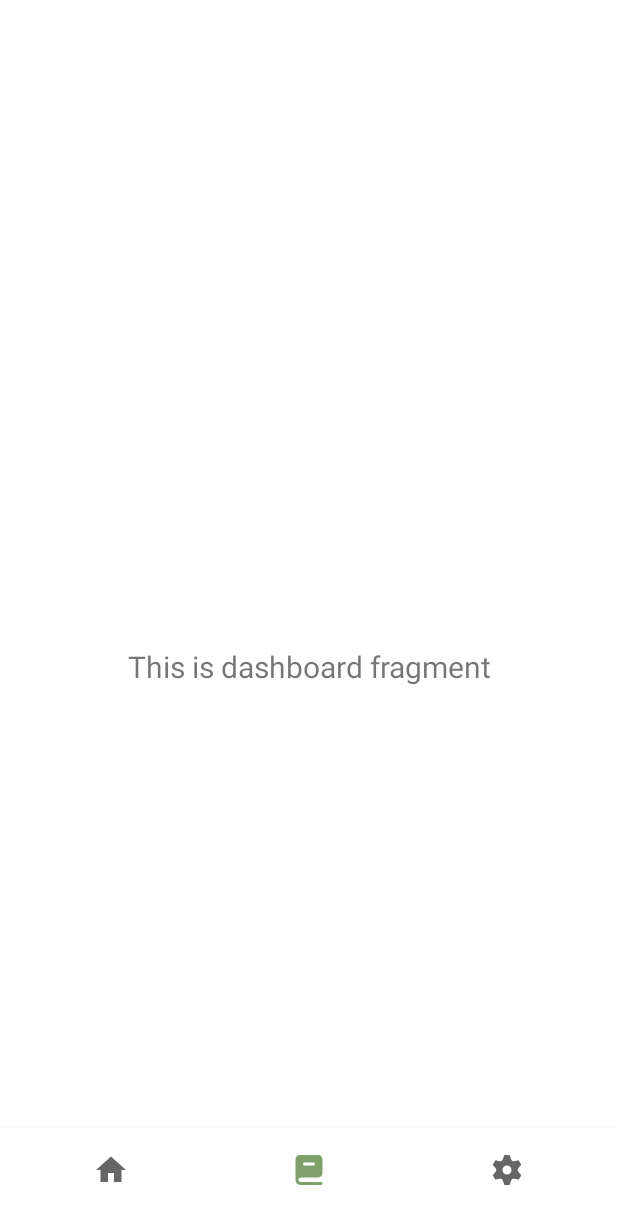
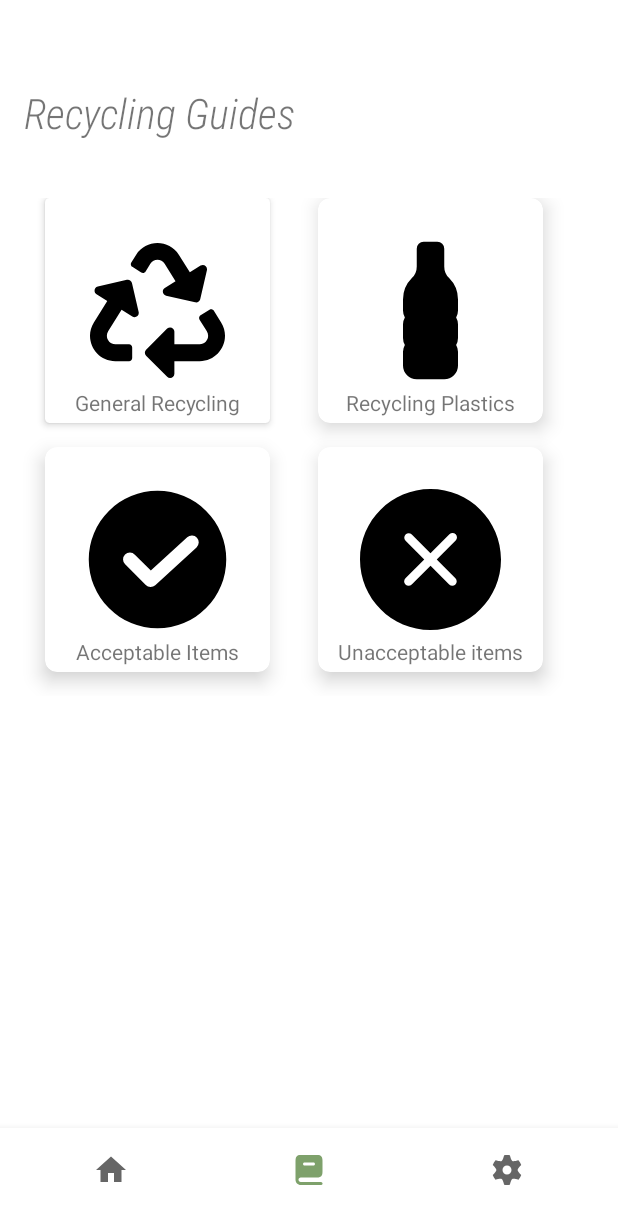
Before and after one commit to ViSadhu/SustainAppFinalProject, an Android app: the GuidesFragment screen opened through its navigation route, on a phone screen of 412 x 824 dp. Shown: the top 1224 px of the screen. Run offline under Robolectric (Android 15) with nearby library versions, the phone set to English and light mode, and no system bars; our stand-ins replace navigation-ui; 1 statement that could not run was skipped.

Commit message:
Guide Fragment Finished

```diff
--- a/app/build.gradle.kts
+++ b/app/build.gradle.kts
@@ -44,6 +44,7 @@ dependencies {
     implementation(libs.navigation.fragment)
     implementation(libs.navigation.ui)
     implementation(libs.activity)
+    implementation(libs.gridlayout)
     testImplementation(libs.junit)
     androidTestImplementation(libs.ext.junit)
     androidTestImplementation(libs.espresso.core)
--- a/app/src/main/java/com/example/vihang/ui/dashboard/DashboardViewModel.java
+++ /dev/null
@@ -1,19 +0,0 @@
-package com.example.vihang.ui.dashboard;
-
-import androidx.lifecycle.LiveData;
-import androidx.lifecycle.MutableLiveData;
-import androidx.lifecycle.ViewModel;
-
-public class DashboardViewModel extends ViewModel {
-
-    private final MutableLiveData<String> mText;
-
-    public DashboardViewModel() {
-        mText = new MutableLiveData<>();
-        mText.setValue("This is dashboard fragment");
-    }
-
-    public LiveData<String> getText() {
-        return mText;
-    }
-}
--- a/app/src/main/java/com/example/vihang/ui/dashboard/DashboardFragment.java
+++ b/app/src/main/java/com/example/vihang/ui/dashboard/GuidesFragment.java
@@ -10,22 +10,18 @@ import androidx.annotation.NonNull;
 import androidx.fragment.app.Fragment;
 import androidx.lifecycle.ViewModelProvider;
 
-import com.example.vihang.databinding.FragmentDashboardBinding;
+import com.example.vihang.databinding.FragmentGuidesBinding;
 
-public class DashboardFragment extends Fragment {
+public class GuidesFragment extends Fragment {
 
-    private FragmentDashboardBinding binding;
+    private FragmentGuidesBinding binding;
 
     public View onCreateView(@NonNull LayoutInflater inflater,
                              ViewGroup container, Bundle savedInstanceState) {
-        DashboardViewModel dashboardViewModel =
-                new ViewModelProvider(this).get(DashboardViewModel.class);
 
-        binding = FragmentDashboardBinding.inflate(inflater, container, false);
+        binding = FragmentGuidesBinding.inflate(inflater, container, false);
         View root = binding.getRoot();
 
-        final TextView textView = binding.textDashboard;
-        dashboardViewModel.getText().observe(getViewLifecycleOwner(), textView::setText);
         return root;
     }
 
--- /dev/null
+++ b/app/src/main/res/drawable/cross_circle_svgrepo_com.xml
@@ -0,0 +1,12 @@
+<vector xmlns:android="http://schemas.android.com/apk/res/android"
+    android:width="800dp"
+    android:height="800dp"
+    android:viewportWidth="32"
+    android:viewportHeight="32">
+  <path
+      android:pathData="M21.657,20.24C22.048,20.63 22.048,21.27 21.657,21.66C21.267,22.05 20.633,22.05 20.242,21.66L16.006,17.42L11.74,21.69C11.346,22.08 10.708,22.08 10.314,21.69C9.921,21.29 9.921,20.65 10.314,20.26L14.58,15.99L10.344,11.76C9.953,11.37 9.953,10.73 10.344,10.34C10.733,9.95 11.367,9.95 11.758,10.34L15.994,14.58L20.292,10.28C20.686,9.89 21.323,9.89 21.717,10.28C22.11,10.68 22.11,11.31 21.717,11.71L17.42,16.01L21.657,20.24L21.657,20.24ZM16,0C7.163,0 0,7.16 0,16C0,24.84 7.163,32 16,32C24.837,32 32,24.84 32,16C32,7.16 24.837,0 16,0L16,0Z"
+      android:strokeWidth="1"
+      android:fillColor="#000000"
+      android:fillType="evenOdd"
+      android:strokeColor="#00000000"/>
+</vector>
--- /dev/null
+++ b/app/src/main/res/drawable/plastic_bottle_2_svgrepo_com.xml
@@ -0,0 +1,9 @@
+<vector xmlns:android="http://schemas.android.com/apk/res/android"
+    android:width="800dp"
+    android:height="800dp"
+    android:viewportWidth="24"
+    android:viewportHeight="24">
+  <path
+      android:pathData="M16,10.41a4.42,4.42 0,0 0,-1.29 -3.12A2.37,2.37 0,0 1,14 5.59V3a1,1 0,0 0,-1 -1H11a1,1 0,0 0,-1 1V5.59a2.37,2.37 0,0 1,-0.71 1.7A4.42,4.42 0,0 0,8 10.41V12a2,2 0,0 0,0.27 1A2,2 0,0 0,8 14v2a2,2 0,0 0,0.27 1A2,2 0,0 0,8 18v2a2,2 0,0 0,2 2h4a2,2 0,0 0,2 -2V18a2,2 0,0 0,-0.27 -1A2,2 0,0 0,16 16V14a2,2 0,0 0,-0.27 -1A2,2 0,0 0,16 12Z"
+      android:fillColor="#000000"/>
+</vector>
--- /dev/null
+++ b/app/src/main/res/drawable/recycle_svgrepo_com.xml
@@ -0,0 +1,9 @@
+<vector xmlns:android="http://schemas.android.com/apk/res/android"
+    android:width="800dp"
+    android:height="800dp"
+    android:viewportWidth="512"
+    android:viewportHeight="512">
+  <path
+      android:pathData="M184.56,261.9c3.23,14 -12.12,24.64 -24.07,17.17l-40.74,-25.45 -50.87,81.4C55.61,356.27 70.96,384 96.01,384L148,384c6.63,0 12,5.37 12,12v40c0,6.63 -5.37,12 -12,12L96.11,448c-75.33,0 -121.3,-83.05 -81.41,-146.88l50.82,-81.39 -40.72,-25.45c-12.08,-7.55 -8.97,-25.96 4.88,-29.16l110.24,-25.45c8.61,-1.99 17.2,3.38 19.19,11.99l25.45,110.24zM283.12,78.99l41.29,66.08 -40.74,25.46c-12.05,7.53 -9,25.95 4.88,29.16l110.24,25.45c8.67,2 17.22,-3.44 19.19,-11.99l25.45,-110.24c3.2,-13.84 -11.99,-24.72 -24.07,-17.17l-40.69,25.42 -41.26,-66.08c-37.52,-60.03 -125.21,-60.17 -162.82,0l-17.96,28.77c-3.51,5.62 -1.8,13.02 3.82,16.53l33.92,21.19c5.62,3.51 13.02,1.8 16.54,-3.82l17.96,-28.74c12.71,-20.34 41.97,-19.68 54.26,-0.02zM497.29,301.12l-27.51,-44.06c-3.51,-5.62 -10.92,-7.33 -16.54,-3.82l-33.86,21.16c-5.62,3.51 -7.33,10.91 -3.82,16.54l27.56,44.11c13.26,21.21 -2.06,48.96 -27.14,48.96L320,384L320,336.02c0,-14.21 -17.24,-21.38 -27.31,-11.31l-80,79.98c-6.25,6.25 -6.25,16.38 0,22.63l80,79.99C302.69,517.31 320,510.3 320,495.99L320,448h95.88c75.27,0 121.33,-83 81.41,-146.88z"
+      android:fillColor="#000000"/>
+</vector>
--- /dev/null
+++ b/app/src/main/res/drawable/tick_circle_svgrepo_com.xml
@@ -0,0 +1,9 @@
+<vector xmlns:android="http://schemas.android.com/apk/res/android"
+    android:width="800dp"
+    android:height="800dp"
+    android:viewportWidth="24"
+    android:viewportHeight="24">
+  <path
+      android:pathData="M12,2A10,10 0,1 0,22 12,10 10,0 0,0 12,2ZM17.676,10.237 L11.676,15.737a1,1 0,0 1,-1.383 -0.03l-3,-3a1,1 0,1 1,1.414 -1.414l2.323,2.323 5.294,-4.853a1,1 0,1 1,1.352 1.474Z"
+      android:fillColor="#000000"/>
+</vector>
--- a/app/src/main/res/layout/fragment_dashboard.xml
+++ /dev/null
@@ -1,22 +0,0 @@
-<?xml version="1.0" encoding="utf-8"?>
-<androidx.constraintlayout.widget.ConstraintLayout xmlns:android="http://schemas.android.com/apk/res/android"
-    xmlns:app="http://schemas.android.com/apk/res-auto"
-    xmlns:tools="http://schemas.android.com/tools"
-    android:layout_width="match_parent"
-    android:layout_height="match_parent"
-    tools:context=".ui.dashboard.DashboardFragment">
-
-    <TextView
-        android:id="@+id/text_dashboard"
-        android:layout_width="match_parent"
-        android:layout_height="wrap_content"
-        android:layout_marginStart="8dp"
-        android:layout_marginTop="8dp"
-        android:layout_marginEnd="8dp"
-        android:textAlignment="center"
-        android:textSize="20sp"
-        app:layout_constraintBottom_toBottomOf="parent"
-        app:layout_constraintEnd_toEndOf="parent"
-        app:layout_constraintStart_toStartOf="parent"
-        app:layout_constraintTop_toTopOf="parent" />
-</androidx.constraintlayout.widget.ConstraintLayout>
--- /dev/null
+++ b/app/src/main/res/layout/fragment_guides.xml
@@ -0,0 +1,148 @@
+<?xml version="1.0" encoding="utf-8"?>
+<LinearLayout xmlns:android="http://schemas.android.com/apk/res/android"
+    xmlns:app="http://schemas.android.com/apk/res-auto"
+    xmlns:tools="http://schemas.android.com/tools"
+    android:layout_width="match_parent"
+    android:layout_height="match_parent"
+    android:orientation="vertical"
+    tools:context=".ui.dashboard.GuidesFragment">
+
+    <TextView
+        android:id="@+id/tv_guidestitle"
+        android:layout_width="match_parent"
+        android:layout_height="wrap_content"
+        android:layout_marginHorizontal="16dp"
+        android:fontFamily="sans-serif-condensed-light"
+        android:text="@string/recycling_guides"
+        android:textSize="28sp"
+        android:textStyle="italic" />
+
+    <androidx.gridlayout.widget.GridLayout
+        android:layout_width="match_parent"
+        android:layout_height="wrap_content"
+        android:padding="14dp"
+        android:layout_marginTop="24dp"
+        app:alignmentMode="alignMargins"
+        app:columnCount="2"
+        app:columnOrderPreserved="false"
+        app:rowCount="3">
+
+        <androidx.cardview.widget.CardView
+            id="@+id/card_generalrecycling"
+            android:layout_width="wrap_content"
+            android:layout_height="wrap_content"
+            android:clickable="true"
+            android:layout_marginBottom="16dp"
+            android:layout_marginLeft="16dp"
+            android:layout_marginRight="16dp"
+            app:cardElevation="3dp"
+            app:cardCornerRadius="3dp" >
+
+            <ImageView
+                android:layout_width="150dp"
+                android:layout_height="150dp"
+                android:layout_gravity="center"
+                android:padding="30dp"
+                android:src="@drawable/recycle_svgrepo_com"/>
+
+            <TextView
+                android:layout_width="match_parent"
+                android:layout_height="wrap_content"
+                android:paddingBottom="4dp"
+                android:layout_gravity="bottom|center"
+                android:textAlignment="center"
+                android:text="@string/general_recycling"/>
+
+        </androidx.cardview.widget.CardView>
+
+        <androidx.cardview.widget.CardView
+            android:id="@+id/card_plasticrecycling"
+            android:layout_width="wrap_content"
+            android:layout_height="wrap_content"
+            android:clickable="true"
+            android:layout_marginBottom="16dp"
+            android:layout_marginLeft="16dp"
+            android:layout_marginRight="16dp"
+            app:cardElevation="8dp"
+            app:cardCornerRadius="8dp" >
+
+            <ImageView
+                android:layout_width="150dp"
+                android:layout_height="150dp"
+                android:layout_gravity="center"
+                android:padding="20dp"
+                android:src="@drawable/plastic_bottle_2_svgrepo_com"/>
+
+            <TextView
+                android:layout_width="match_parent"
+                android:layout_height="wrap_content"
+                android:paddingBottom="4dp"
+                android:layout_gravity="bottom|center"
+                android:textAlignment="center"
+                android:text="@string/recycling_plastics"/>
+
+        </androidx.cardview.widget.CardView>
+
+        <androidx.cardview.widget.CardView
+            android:id="@+id/card_acceptableitems"
+            android:layout_width="wrap_content"
+            android:layout_height="wrap_content"
+            android:clickable="true"
+            android:layout_marginBottom="16dp"
+            android:layout_marginLeft="16dp"
+            android:layout_marginRight="16dp"
+            app:cardElevation="8dp"
+            app:cardCornerRadius="8dp"
+            app:layout_columnWeight="0"
+            app:layout_rowWeight="0">
+
+            <ImageView
+                android:layout_width="150dp"
+                android:layout_height="150dp"
+                android:padding="20dp"
+                android:layout_gravity="center"
+                android:src="@drawable/tick_circle_svgrepo_com"/>
+
+            <TextView
+                android:layout_width="match_parent"
+                android:layout_height="wrap_content"
+                android:paddingBottom="4dp"
+                android:layout_gravity="bottom|center"
+                android:textAlignment="center"
+                android:text="@string/acceptable_items"/>
+
+        </androidx.cardview.widget.CardView>
+
+        <androidx.cardview.widget.CardView
+            android:id="@+id/card_unacceptableitems"
+            android:layout_width="wrap_content"
+            android:layout_height="wrap_content"
+            android:clickable="true"
+            android:layout_marginBottom="16dp"
+            android:layout_marginLeft="16dp"
+            android:layout_marginRight="16dp"
+            app:cardElevation="8dp"
+            app:cardCornerRadius="8dp"
+            app:layout_columnWeight="0"
+            app:layout_rowWeight="0">
+
+            <ImageView
+                android:layout_width="150dp"
+                android:layout_height="150dp"
+                android:padding="28dp"
+                android:layout_gravity="center"
+                android:src="@drawable/cross_circle_svgrepo_com"/>
+
+            <TextView
+                android:layout_width="match_parent"
+                android:layout_height="wrap_content"
+                android:paddingBottom="4dp"
+                android:layout_gravity="bottom|center"
+                android:textAlignment="center"
+                android:text="@string/unacceptable_items"/>
+
+        </androidx.cardview.widget.CardView>
+
+    </androidx.gridlayout.widget.GridLayout>
+
+</LinearLayout>
--- a/app/src/main/res/layout/fragment_home.xml
+++ b/app/src/main/res/layout/fragment_home.xml
@@ -17,12 +17,20 @@
             android:textSize="28sp"
             android:textStyle="italic" />
 
+    <androidx.cardview.widget.CardView
+        android:layout_width="match_parent"
+        android:layout_height="wrap_content"
+        android:layout_marginHorizontal="16dp"
+        android:layout_marginTop="36dp"
+        android:backgroundTint="@color/primary"
+        app:cardCornerRadius="16dp"
+        app:cardElevation="16dp">
+
     <LinearLayout
         android:id="@+id/layout_funfact"
         android:layout_width="wrap_content"
         android:layout_height="wrap_content"
-        android:layout_marginHorizontal="16dp"
-        android:layout_marginTop="36dp"
+        android:layout_margin="16dp"
         android:orientation="vertical">
 
         <TextView
@@ -43,4 +51,6 @@
             android:text="@string/fun_fact_body"
             android:textStyle="italic" />
     </LinearLayout>
+</androidx.cardview.widget.CardView>
+
 </LinearLayout>
--- a/app/src/main/res/navigation/mobile_navigation.xml
+++ b/app/src/main/res/navigation/mobile_navigation.xml
@@ -13,9 +13,9 @@
 
     <fragment
         android:id="@+id/navigation_guides"
-        android:name="com.example.vihang.ui.dashboard.DashboardFragment"
+        android:name="com.example.vihang.ui.dashboard.GuidesFragment"
         android:label="@string/title_dashboard"
-        tools:layout="@layout/fragment_dashboard" />
+        tools:layout="@layout/fragment_guides" />
 
     <fragment
         android:id="@+id/navigation_notifications"
--- a/app/src/main/res/values/strings.xml
+++ b/app/src/main/res/values/strings.xml
@@ -17,4 +17,9 @@
     <string name="one_last_step">One Last Step</string>
     <string name="permission_message">We need some permissions to continue</string>
     <string name="grant_permissions">Grant Permissions</string>
+    <string name="recycling_guides">Recycling Guides</string>
+    <string name="general_recycling">General Recycling</string>
+    <string name="recycling_plastics">Recycling Plastics</string>
+    <string name="acceptable_items">Acceptable Items</string>
+    <string name="unacceptable_items">Unacceptable items</string>
 </resources>
--- a/gradle/libs.versions.toml
+++ b/gradle/libs.versions.toml
@@ -11,6 +11,7 @@ lifecycleViewmodelKtx = "2.8.0"
 navigationFragment = "2.6.0"
 navigationUi = "2.6.0"
 activity = "1.9.0"
+gridlayout = "1.0.0"
 
 [libraries]
 junit = { group = "junit", name = "junit", version.ref = "junit" }
@@ -24,6 +25,7 @@ lifecycle-viewmodel-ktx = { group = "androidx.lifecycle", name = "lifecycle-view
 navigation-fragment = { group = "androidx.navigation", name = "navigation-fragment", version.ref = "navigationFragment" }
 navigation-ui = { group = "androidx.navigation", name = "navigation-ui", version.ref = "navigationUi" }
 activity = { group = "androidx.activity", name = "activity", version.ref = "activity" }
+gridlayout = { group = "androidx.gridlayout", name = "gridlayout", version.ref = "gridlayout" }
 
 [plugins]
 android-application = { id = "com.android.application", version.ref = "agp" }
```
Lines whose indentation alone changed are shown as unchanged.
